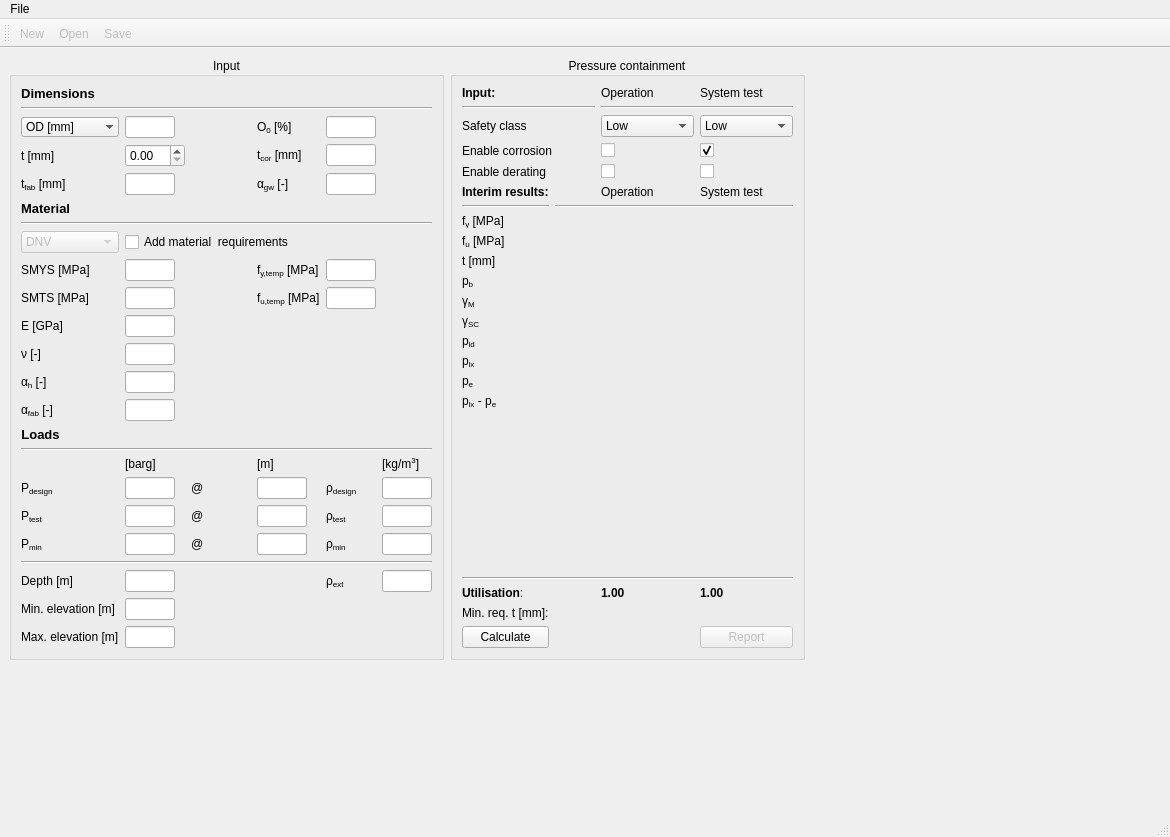
Above: ui_files/ui_mainwindow_new.ui from reioskr/pipelineWT before the change. Below: the same form after it.
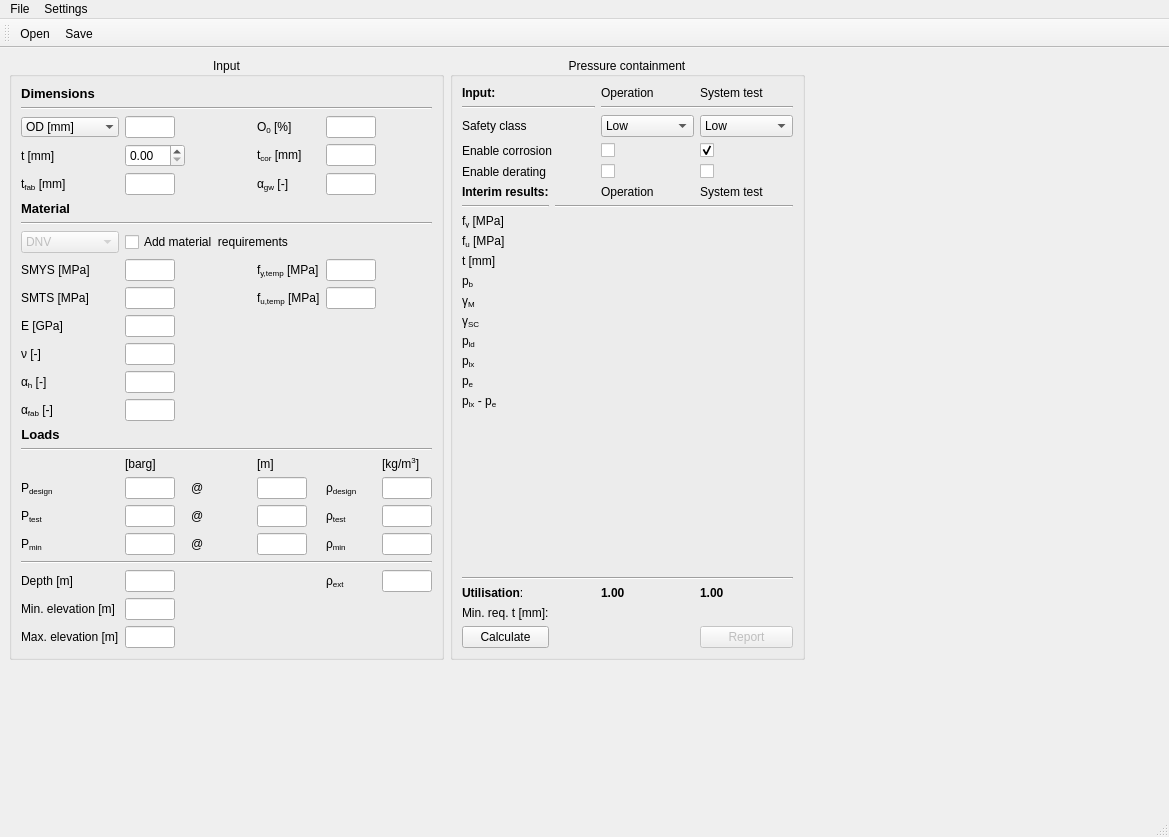
That is the form after the change.

Patch:
```diff
--- a/ui_files/ui_mainwindow_new.ui
+++ b/ui_files/ui_mainwindow_new.ui
@@ -7,7 +7,7 @@
    <rect>
     <x>0</x>
     <y>0</y>
-    <width>1170</width>
+    <width>1169</width>
     <height>837</height>
    </rect>
   </property>
@@ -3482,7 +3482,7 @@
     <rect>
      <x>0</x>
      <y>0</y>
-     <width>1170</width>
+     <width>1169</width>
      <height>26</height>
     </rect>
    </property>
@@ -3497,12 +3497,26 @@
     <addaction name="actionOpen_2"/>
     <addaction name="actionExit"/>
    </widget>
+   <widget class="QMenu" name="menuSettings">
+    <property name="title">
+     <string>Settings</string>
+    </property>
+    <widget class="QMenu" name="menuTheme">
+     <property name="title">
+      <string>Theme</string>
+     </property>
+     <addaction name="actionThemeLight"/>
+     <addaction name="actionThemeDark"/>
+    </widget>
+    <addaction name="menuTheme"/>
+   </widget>
    <addaction name="menuFile"/>
+   <addaction name="menuSettings"/>
   </widget>
   <widget class="QStatusBar" name="statusbar"/>
   <widget class="QToolBar" name="toolBar">
    <property name="enabled">
-    <bool>false</bool>
+    <bool>true</bool>
    </property>
    <property name="windowTitle">
     <string>toolBar</string>
@@ -3513,7 +3527,6 @@
    <attribute name="toolBarBreak">
     <bool>false</bool>
    </attribute>
-   <addaction name="actionNew"/>
    <addaction name="actionOpen"/>
    <addaction name="actionSave"/>
   </widget>
```
Left out of the diff: 28 changed lines with no effect on the pictures.
